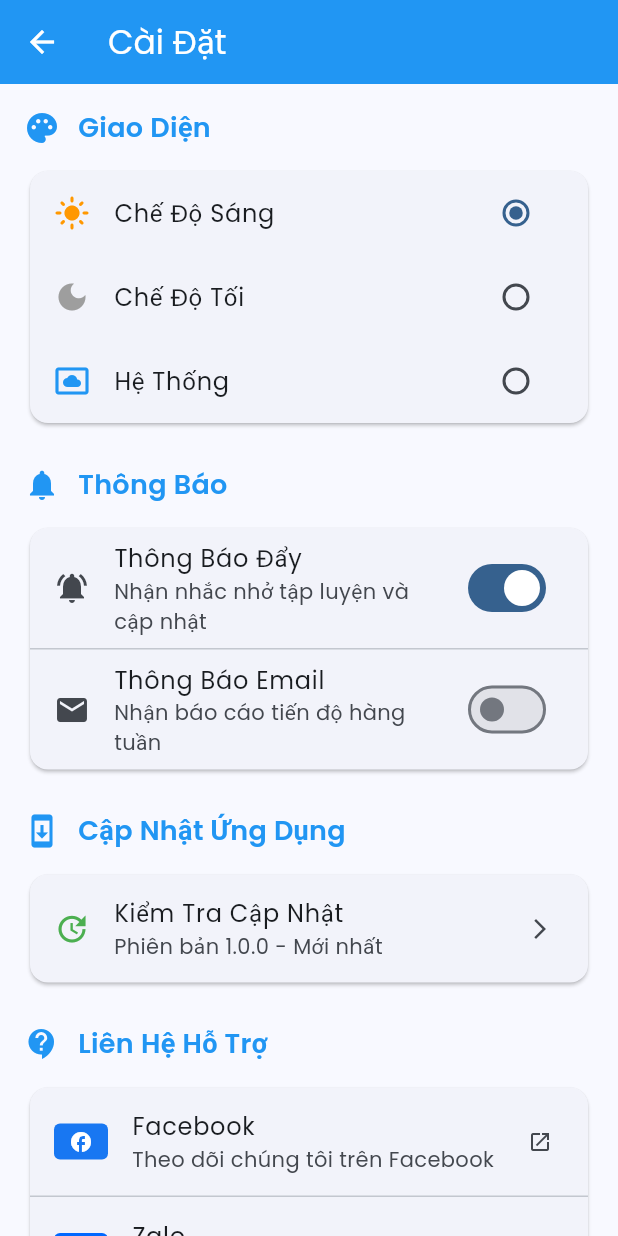
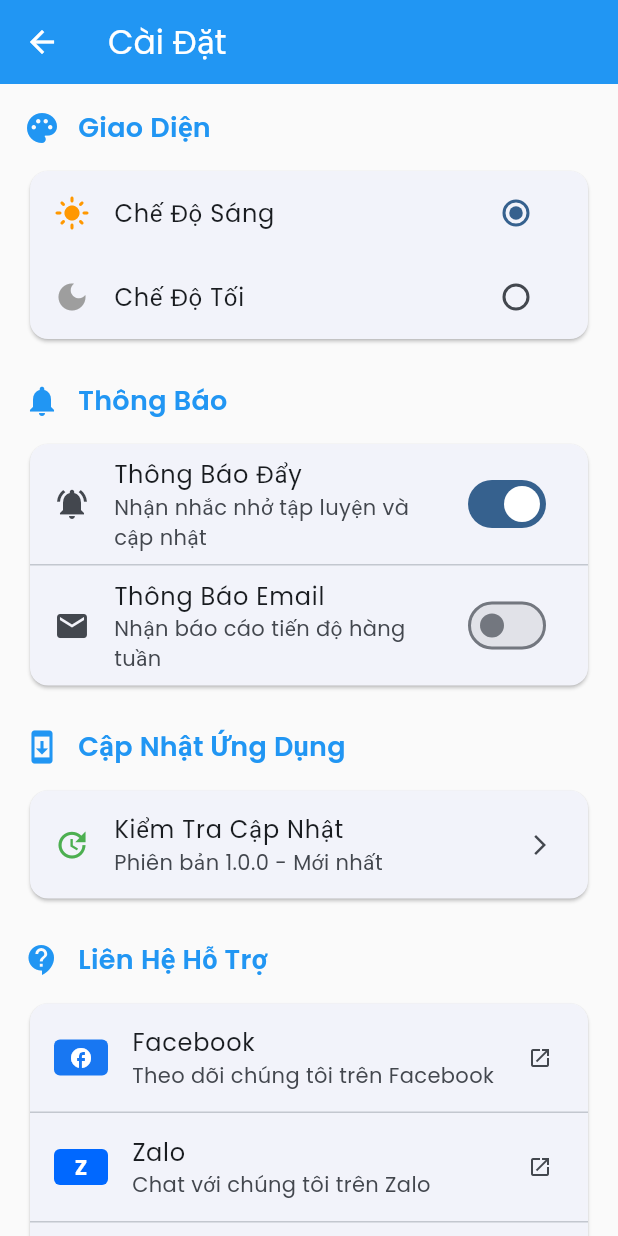
Before and after one commit to bigfoxPNH/Gym-Management-System, a Flutter app: the HomeView screen opened by its route, after a tap on the "settings" icon, on a phone screen of 412 x 824 dp. Run offline on Flutter 3.47's test engine with Material 3 defaults, Android fonts, the phone set to English and light mode, and no system bars; our stand-ins replace cloud_firestore, firebase_auth, firebase_core, get, google_fonts, image_picker and 2 more; accounts and stored records are empty.

Commit message:
hoan thien app co ban 0.0.4

```diff
--- a/lib/views/home/home_view.dart
+++ b/lib/views/home/home_view.dart
@@ -20,7 +20,10 @@ class HomeView extends StatelessWidget {
               if (user != null && user.isAdmin) ...[
                 const SizedBox(width: 12),
                 Container(
-                  padding: const EdgeInsets.symmetric(horizontal: 8, vertical: 2),
+                  padding: const EdgeInsets.symmetric(
+                    horizontal: 8,
+                    vertical: 2,
+                  ),
                   decoration: BoxDecoration(
                     color: Colors.red[600],
                     borderRadius: BorderRadius.circular(12),
@@ -76,12 +79,25 @@ class HomeView extends StatelessWidget {
             width: double.infinity,
             padding: const EdgeInsets.all(20),
             decoration: BoxDecoration(
-              gradient: const LinearGradient(
-                colors: [Color(0xFF2196F3), Color(0xFF1976D2)],
+              gradient: LinearGradient(
+                colors: Theme.of(context).brightness == Brightness.dark
+                    ? [const Color(0xFF90CAF9), const Color(0xFF81C784)]
+                    : [const Color(0xFF2196F3), const Color(0xFF1976D2)],
                 begin: Alignment.topLeft,
                 end: Alignment.bottomRight,
               ),
               borderRadius: BorderRadius.circular(16),
+              boxShadow: [
+                BoxShadow(
+                  color:
+                      (Theme.of(context).brightness == Brightness.dark
+                              ? const Color(0xFF90CAF9)
+                              : const Color(0xFF2196F3))
+                          .withOpacity(0.2),
+                  blurRadius: 8,
+                  offset: const Offset(0, 4),
+                ),
+              ],
             ),
             child: Column(
               crossAxisAlignment: CrossAxisAlignment.start,
@@ -116,9 +132,7 @@ class HomeView extends StatelessWidget {
           if (user.isAdmin) ...[
             Text(
               'Quản Trị Viên',
-              style: Theme.of(
-                context,
-              ).textTheme.titleLarge?.copyWith(
+              style: Theme.of(context).textTheme.titleLarge?.copyWith(
                 fontWeight: FontWeight.bold,
                 color: Colors.red[600],
               ),
@@ -323,25 +337,40 @@ class HomeView extends StatelessWidget {
             width: double.infinity,
             padding: const EdgeInsets.all(20),
             decoration: BoxDecoration(
-              color: Colors.grey[50],
+              color: Theme.of(context).brightness == Brightness.dark
+                  ? const Color(0xFF2D2D30)
+                  : Colors.grey[50],
               borderRadius: BorderRadius.circular(12),
+              border: Theme.of(context).brightness == Brightness.dark
+                  ? Border.all(color: const Color(0xFF4A4A4A), width: 0.5)
+                  : null,
             ),
             child: Column(
               children: [
-                Icon(Icons.history, size: 48, color: Colors.grey[400]),
+                Icon(
+                  Icons.history,
+                  size: 48,
+                  color: Theme.of(context).brightness == Brightness.dark
+                      ? const Color(0xFFB0B0B0)
+                      : Colors.grey[400],
+                ),
                 const SizedBox(height: 12),
                 Text(
                   'Không có hoạt động gần đây',
-                  style: Theme.of(
-                    context,
-                  ).textTheme.titleMedium?.copyWith(color: Colors.grey[600]),
+                  style: Theme.of(context).textTheme.titleMedium?.copyWith(
+                    color: Theme.of(context).brightness == Brightness.dark
+                        ? const Color(0xFFE8E8E8)
+                        : Colors.grey[600],
+                  ),
                 ),
                 const SizedBox(height: 4),
                 Text(
                   'Bắt đầu buổi tập đầu tiên để xem hoạt động tại đây',
-                  style: Theme.of(
-                    context,
-                  ).textTheme.bodyMedium?.copyWith(color: Colors.grey[500]),
+                  style: Theme.of(context).textTheme.bodyMedium?.copyWith(
+                    color: Theme.of(context).brightness == Brightness.dark
+                        ? const Color(0xFFB0B0B0)
+                        : Colors.grey[500],
+                  ),
                   textAlign: TextAlign.center,
                 ),
               ],
@@ -391,9 +420,11 @@ class HomeView extends StatelessWidget {
             const SizedBox(height: 4),
             Text(
               subtitle,
-              style: Theme.of(
-                context,
-              ).textTheme.bodySmall?.copyWith(color: Colors.grey[600]),
+              style: Theme.of(context).textTheme.bodySmall?.copyWith(
+                color: Theme.of(context).brightness == Brightness.dark
+                    ? const Color(0xFFB0B0B0)
+                    : Colors.grey[600],
+              ),
               textAlign: TextAlign.center,
             ),
           ],
@@ -417,18 +448,12 @@ class HomeView extends StatelessWidget {
         padding: const EdgeInsets.all(16),
         decoration: BoxDecoration(
           gradient: LinearGradient(
-            colors: [
-              color.withOpacity(0.1),
-              color.withOpacity(0.05),
-            ],
+            colors: [color.withOpacity(0.1), color.withOpacity(0.05)],
             begin: Alignment.topLeft,
             end: Alignment.bottomRight,
           ),
           borderRadius: BorderRadius.circular(12),
-          border: Border.all(
-            color: color.withOpacity(0.3),
-            width: 1.5,
-          ),
+          border: Border.all(color: color.withOpacity(0.3), width: 1.5),
           boxShadow: [
             BoxShadow(
               color: color.withOpacity(0.2),
@@ -461,7 +486,9 @@ class HomeView extends StatelessWidget {
             Text(
               subtitle,
               style: Theme.of(context).textTheme.bodySmall?.copyWith(
-                color: Colors.grey[600],
+                color: Theme.of(context).brightness == Brightness.dark
+                    ? const Color(0xFFB0B0B0)
+                    : Colors.grey[600],
                 fontSize: 11,
               ),
               textAlign: TextAlign.center,
--- a/lib/views/settings/settings_view.dart
+++ b/lib/views/settings/settings_view.dart
@@ -2,6 +2,7 @@ import 'package:flutter/material.dart';
 import 'package:get/get.dart';
 import 'package:url_launcher/url_launcher.dart';
 import '../../controllers/auth_controller.dart';
+import '../../controllers/theme_controller.dart';
 import '../../routes/app_routes.dart';
 
 class SettingsView extends StatelessWidget {
@@ -10,6 +11,7 @@ class SettingsView extends StatelessWidget {
   @override
   Widget build(BuildContext context) {
     final authController = Get.find<AuthController>();
+    final themeController = Get.find<ThemeController>();
 
     return Scaffold(
       appBar: AppBar(
@@ -23,7 +25,7 @@ class SettingsView extends StatelessWidget {
         children: [
           // Theme Section
           _buildSectionTitle('Giao Diện', Icons.palette),
-          _buildThemeSelector(),
+          _buildThemeSelector(themeController),
           const SizedBox(height: 24),
 
           // Notifications Section
@@ -69,38 +71,38 @@ class SettingsView extends StatelessWidget {
     );
   }
 
-  Widget _buildThemeSelector() {
+  Widget _buildThemeSelector(ThemeController themeController) {
     return Card(
       child: Column(
         children: [
-          ListTile(
-            leading: const Icon(Icons.light_mode, color: Colors.orange),
-            title: const Text('Chế Độ Sáng'),
-            trailing: Radio<String>(
-              value: 'light',
-              groupValue: 'light', // You can implement theme controller
-              onChanged: (value) => _showComingSoonSnackBar(),
+          Obx(
+            () => ListTile(
+              leading: const Icon(Icons.light_mode, color: Colors.orange),
+              title: const Text('Chế Độ Sáng'),
+              trailing: Radio<ThemeMode>(
+                value: ThemeMode.light,
+                groupValue: themeController.themeMode,
+                onChanged: (value) {
+                  if (value != null) {
+                    themeController.changeTheme(value);
+                  }
+                },
+              ),
             ),
           ),
-          ListTile(
-            leading: const Icon(Icons.dark_mode, color: Colors.grey),
-            title: const Text('Chế Độ Tối'),
-            trailing: Radio<String>(
-              value: 'dark',
-              groupValue: 'light',
-              onChanged: (value) => _showComingSoonSnackBar(),
-            ),
-          ),
-          ListTile(
-            leading: const Icon(
-              Icons.settings_system_daydream,
-              color: Colors.blue,
-            ),
-            title: const Text('Hệ Thống'),
-            trailing: Radio<String>(
-              value: 'system',
-              groupValue: 'light',
-              onChanged: (value) => _showComingSoonSnackBar(),
+          Obx(
+            () => ListTile(
+              leading: const Icon(Icons.dark_mode, color: Colors.grey),
+              title: const Text('Chế Độ Tối'),
+              trailing: Radio<ThemeMode>(
+                value: ThemeMode.dark,
+                groupValue: themeController.themeMode,
+                onChanged: (value) {
+                  if (value != null) {
+                    themeController.changeTheme(value);
+                  }
+                },
+              ),
             ),
           ),
         ],
```
Also changed, not shown: lib/app.dart (+56 -1 lines), lib/controllers/theme_controller.dart (added, +45 -0 lines), lib/views/profile/profile_view.dart (+11 -6 lines).
